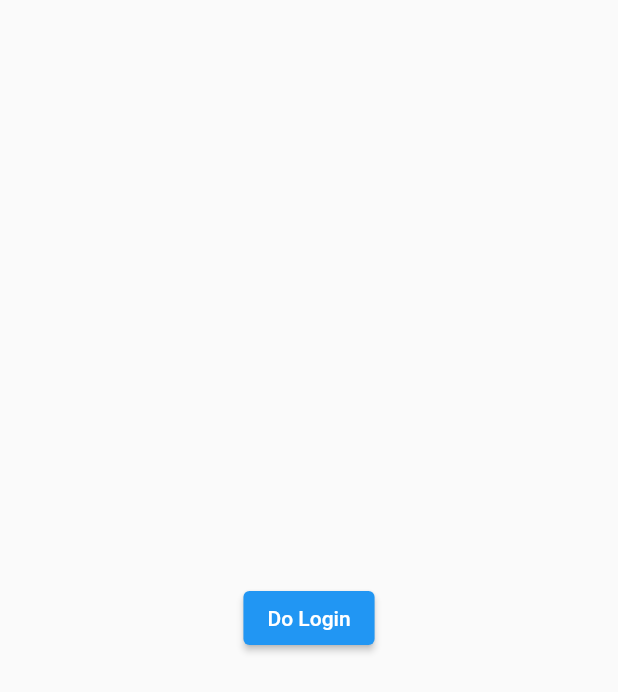
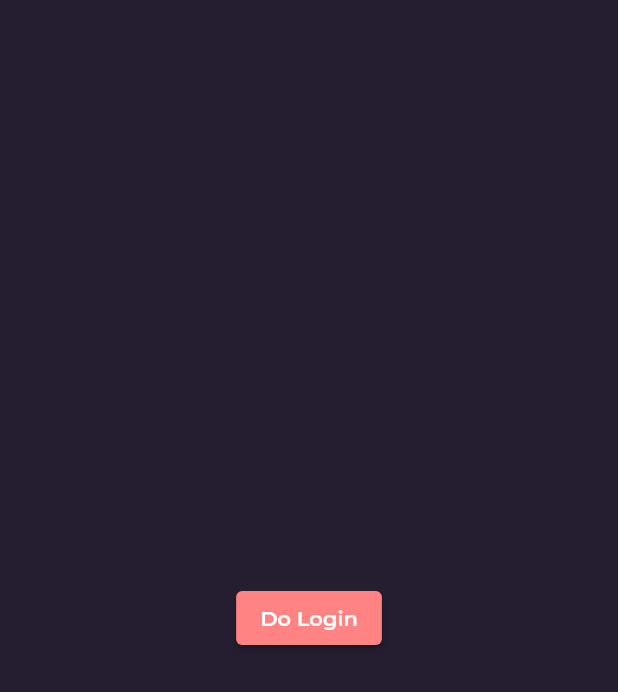
Before and after one commit to Marcoantonioo/base-flutter-project, a Flutter app: the screen it shows after launch, on a phone screen of 412 x 824 dp. Shown: the top 692 px of the screen. Run offline on Flutter 3.47's test engine with Material 2 defaults, Android fonts, the phone set to English and light mode, and no system bars; our stand-ins replace equatable, get, google_fonts, shared_preferences.

Commit message:
feat: Added app_theme and font_family

```diff
--- /dev/null
+++ b/lib/architecture/utils/app_theme.dart
@@ -0,0 +1,92 @@
+import 'package:flutter/material.dart';
+import 'package:google_fonts/google_fonts.dart';
+
+class AppThemeData {
+  static const _lightFillColor = Colors.black;
+  static const _darkFillColor = Colors.white;
+
+  static final Color _lightFocusColor = Colors.black.withOpacity(0.12);
+  static final Color _darkFocusColor = Colors.white.withOpacity(0.12);
+
+  static ThemeData lightThemeData =
+      themeData(lightColorScheme, _lightFocusColor);
+  static ThemeData darkThemeData = themeData(darkColorScheme, _darkFocusColor);
+
+  static ThemeData themeData(ColorScheme colorScheme, Color focusColor) {
+    return ThemeData(
+      colorScheme: colorScheme,
+      textTheme: _textTheme,
+      // Matches manifest.json colors and background color.
+      primaryColor: const Color(0xFF030303),
+      appBarTheme: AppBarTheme(
+        backgroundColor: colorScheme.background,
+        elevation: 0,
+        iconTheme: IconThemeData(color: colorScheme.primary),
+      ),
+      iconTheme: IconThemeData(color: colorScheme.onPrimary),
+      canvasColor: colorScheme.background,
+      scaffoldBackgroundColor: colorScheme.background,
+      highlightColor: Colors.transparent,
+      focusColor: focusColor,
+      snackBarTheme: SnackBarThemeData(
+        behavior: SnackBarBehavior.floating,
+        backgroundColor: Color.alphaBlend(
+          _lightFillColor.withOpacity(0.80),
+          _darkFillColor,
+        ),
+        contentTextStyle: _textTheme.subtitle1!.apply(color: _darkFillColor),
+      ),
+    );
+  }
+
+  static const ColorScheme lightColorScheme = ColorScheme(
+    primary: Color(0xFFd21e1d),
+    primaryContainer: Color(0xFF9e1718),
+    secondary: Color(0xFFEFF3F3),
+    secondaryContainer: Color(0xFFFAFBFB),
+    background: Color(0xFFE6EBEB),
+    surface: Color(0xFFFAFBFB),
+    onBackground: Colors.white,
+    error: _lightFillColor,
+    onError: _lightFillColor,
+    onPrimary: _lightFillColor,
+    onSecondary: Color(0xFF322942),
+    onSurface: Color(0xFF241E30),
+    brightness: Brightness.light,
+  );
+
+  static const ColorScheme darkColorScheme = ColorScheme(
+    primary: Color(0xFFFF8383),
+    primaryContainer: Color(0xFF1CDEC9),
+    secondary: Color(0xFF4D1F7C),
+    secondaryContainer: Color(0xFF451B6F),
+    background: Color(0xFF241E30),
+    surface: Color(0xFF1F1929),
+    onBackground: Color(0x0DFFFFFF),
+    // White with 0.05 opacity
+    error: _darkFillColor,
+    onError: _darkFillColor,
+    onPrimary: _darkFillColor,
+    onSecondary: _darkFillColor,
+    onSurface: _darkFillColor,
+    brightness: Brightness.dark,
+  );
+
+  static const _regular = FontWeight.w400;
+  static const _medium = FontWeight.w500;
+  static const _semiBold = FontWeight.w600;
+  static const _bold = FontWeight.w700;
+
+  static final TextTheme _textTheme = TextTheme(
+    headline4: GoogleFonts.montserrat(fontWeight: _bold, fontSize: 20.0),
+    caption: GoogleFonts.oswald(fontWeight: _semiBold, fontSize: 16.0),
+    headline5: GoogleFonts.oswald(fontWeight: _medium, fontSize: 16.0),
+    subtitle1: GoogleFonts.montserrat(fontWeight: _medium, fontSize: 16.0),
+    overline: GoogleFonts.montserrat(fontWeight: _medium, fontSize: 12.0),
+    bodyText1: GoogleFonts.montserrat(fontWeight: _regular, fontSize: 14.0),
+    subtitle2: GoogleFonts.montserrat(fontWeight: _medium, fontSize: 14.0),
+    bodyText2: GoogleFonts.montserrat(fontWeight: _regular, fontSize: 16.0),
+    headline6: GoogleFonts.montserrat(fontWeight: _bold, fontSize: 16.0),
+    button: GoogleFonts.montserrat(fontWeight: _semiBold, fontSize: 14.0),
+  );
+}
--- /dev/null
+++ b/lib/architecture/utils/font_family.dart
@@ -0,0 +1,6 @@
+class FontFamily {
+  FontFamily._();
+
+  static String productSans = "ProductSans";
+  static String roboto = "Roboto";
+}
--- a/lib/components/app_state/app_state_component.dart
+++ b/lib/components/app_state/app_state_component.dart
@@ -1,4 +1,5 @@
 import 'package:base_flutter_project/app_injector.dart';
+import 'package:base_flutter_project/architecture/utils/app_theme.dart';
 import 'package:base_flutter_project/components/app_state/event/app_state_component_event.dart';
 import 'package:base_flutter_project/components/app_state/binding/app_state_component_binding.dart';
 import 'package:base_flutter_project/components/app_state/controller/app_state_component_controller.dart';
@@ -17,7 +18,7 @@ class AppStateComponent extends State<MyApp> with WidgetsBindingObserver {
   late AppStateComponentController _controller;
   @override
   void initState() {
-    WidgetsBinding.instance?.addObserver(this);
+    WidgetsBinding.instance.addObserver(this);
     _controller = Get.find();
     Intl.defaultLocale = 'pt-BR';
     super.initState();
@@ -25,7 +26,7 @@ class AppStateComponent extends State<MyApp> with WidgetsBindingObserver {
 
   @override
   void dispose() {
-    WidgetsBinding.instance?.removeObserver(this);
+    WidgetsBinding.instance.removeObserver(this);
     super.dispose();
   }
 
@@ -38,9 +39,7 @@ class AppStateComponent extends State<MyApp> with WidgetsBindingObserver {
   Widget build(BuildContext context) {
     return GetMaterialApp(
       title: 'Base App',
-      theme: ThemeData(
-        primarySwatch: Colors.blue,
-      ),
+      theme: AppThemeData.darkThemeData,
       initialBinding: AppInjector(),
       debugShowCheckedModeBanner: false,
       getPages: routes,
--- a/lib/main.dart
+++ b/lib/main.dart
@@ -1,9 +1,18 @@
+import 'dart:async';
+import 'dart:developer';
+
 import 'package:base_flutter_project/components/app_state/app_state_component.dart';
 import 'package:flutter/material.dart';
 
 void main() {
   WidgetsFlutterBinding.ensureInitialized();
-  runApp(const MyApp());
+
+  return runZonedGuarded(() async {
+    runApp(const MyApp());
+  }, (error, stack) {
+    log(stack.toString());
+    log(error.toString());
+  });
 }
 
 class MyApp extends StatefulWidget {
--- a/lib/presentation/screens/login/login_screen.dart
+++ b/lib/presentation/screens/login/login_screen.dart
@@ -1,7 +1,6 @@
 import 'package:base_flutter_project/presentation/screens/login/login_controller.dart';
 import 'package:base_flutter_project/presentation/screens/login/login_event.dart';
 import 'package:base_flutter_project/presentation/widgets/screen_view.dart';
-import 'package:flutter/cupertino.dart';
 import 'package:flutter/material.dart';
 import 'package:get/get.dart';
 
```
Also changed, not shown: pubspec.yaml (+12 -14 lines), assets/fonts/Product-Sans-Bold-Italic.ttf (added), assets/fonts/Product-Sans-Bold.ttf (added), assets/fonts/Product-Sans-Italic.ttf (added), assets/fonts/Product-Sans-Regular.ttf (added), pubspec.lock, 2 other files.
